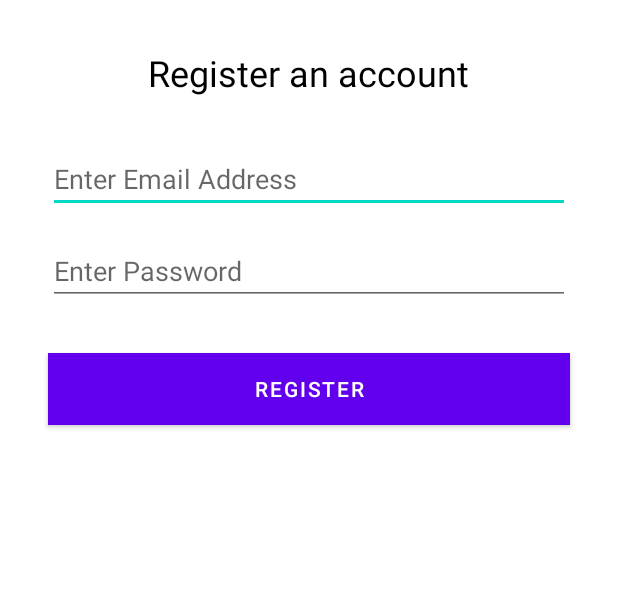
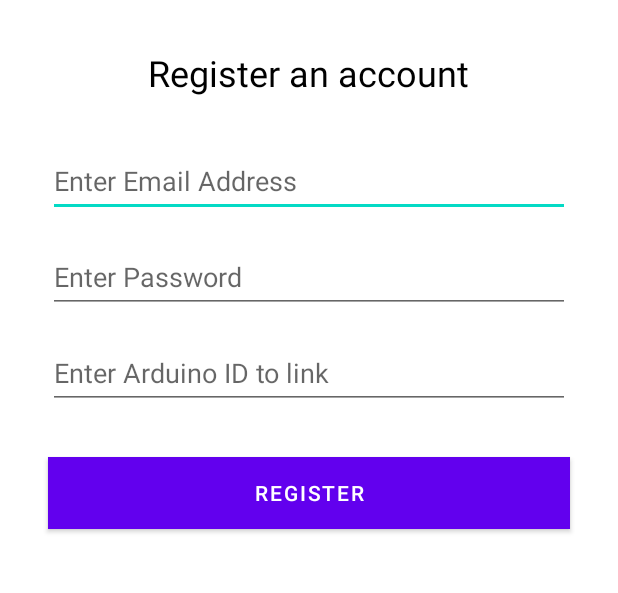
Before and after one commit to agrimsaharia/SmartSafe, an Android app: the RegisterActivity screen opened directly, with no data from a screen before it, on a phone screen of 412 x 824 dp, the part 318-911 px from its top. Run offline under Robolectric (Android 15) with nearby library versions, the phone set to English and light mode, and no system bars; our stand-ins replace Firebase (no records; nobody signed in at launch, a user with empty details on screens opened directly); 1 statement that could not run was skipped.

Commit message:
Added link to arduino option and set PIN feature

```diff
--- a/app/src/main/AndroidManifest.xml
+++ b/app/src/main/AndroidManifest.xml
@@ -31,7 +31,7 @@
         <service
             android:name=".services.MyFirebaseMessagingService"
             android:directBootAware="true"
-            android:exported="false">
+            android:exported="true">
             <intent-filter>
                 <action android:name="com.google.firebase.MESSAGING_EVENT" />
             </intent-filter>
--- a/app/src/main/java/com/example/smartsafe/LoginActivity.kt
+++ b/app/src/main/java/com/example/smartsafe/LoginActivity.kt
@@ -22,7 +22,7 @@ class LoginActivity : AppCompatActivity() {
     private lateinit var mAuth: FirebaseAuth
 
     companion object {
-        const val TAG = "Login Activity"
+        private const val TAG = "Login Activity"
     }
 
     override fun onCreate(savedInstanceState: Bundle?) {
--- a/app/src/main/res/layout/activity_register.xml
+++ b/app/src/main/res/layout/activity_register.xml
@@ -23,23 +23,33 @@
 
     <EditText
         android:id="@+id/email_edit_text"
+        android:layout_width="match_parent"
+        android:layout_height="48dp"
+        android:layout_marginLeft="32dp"
+        android:layout_marginTop="32dp"
+        android:layout_marginRight="32dp"
         android:hint="@string/email_hint"
-        android:inputType="textEmailAddress"
-        android:layout_marginTop="32dp"
-        android:layout_marginLeft="32dp"
-        android:layout_marginRight="32dp"
-        android:layout_width="match_parent"
-        android:layout_height="wrap_content"/>
+        android:inputType="textEmailAddress" />
 
     <EditText
         android:id="@+id/password_edit_text"
+        android:layout_width="match_parent"
+        android:layout_height="48dp"
+        android:layout_marginLeft="32dp"
+        android:layout_marginTop="16dp"
+        android:layout_marginRight="32dp"
         android:hint="@string/password_hint"
-        android:inputType="textPassword"
+        android:inputType="textPassword" />
+
+    <EditText
+        android:id="@+id/etArduinoID"
+        android:layout_width="match_parent"
+        android:layout_height="48dp"
+        android:layout_marginLeft="32dp"
         android:layout_marginTop="16dp"
-        android:layout_marginLeft="32dp"
         android:layout_marginRight="32dp"
-        android:layout_width="match_parent"
-        android:layout_height="wrap_content"/>
+        android:hint="@string/enter_arduino_ID"
+        android:inputType="textPassword" />
 
     <Button
         android:id="@+id/register_button"
--- a/app/src/main/res/menu/menu.xml
+++ b/app/src/main/res/menu/menu.xml
@@ -1,6 +1,10 @@
 <?xml version="1.0" encoding="utf-8"?>
 <menu xmlns:android="http://schemas.android.com/apk/res/android">
 
+    <item
+        android:id="@+id/set_pin"
+        android:title="@string/set_reset_pin"
+        />
     <item
         android:id="@+id/logout"
         android:title="@string/logout"
--- a/app/src/main/res/values/strings.xml
+++ b/app/src/main/res/values/strings.xml
@@ -17,4 +17,10 @@
     <string name="register_text">Register an account</string>
     <string name="register_button_text">Register</string>
     <string name="logout">Logout</string>
+    <string name="preference_file_key">ProjectKeys</string>
+    <string name="arduino_id_key">Arduino_ID</string>
+    <string name="app_token_key">App_Token</string>
+    <string name="set_reset_pin">Set/Reset PIN</string>
+    <string name="enter_new_pin">Enter New PIN</string>
+    <string name="enter_arduino_ID">Enter Arduino ID to link</string>
 </resources>
```
Also changed, not shown: app/src/main/java/com/example/smartsafe/MainActivity.kt (+69 -22 lines), app/src/main/java/com/example/smartsafe/RegisterActivity.kt (+45 -3 lines), app/src/main/java/com/example/smartsafe/services/MyFirebaseMessagingService.kt (+19 -15 lines), app/src/main/res/layout/activity_login.xml (+19 -17 lines), app/src/main/res/layout/activity_main.xml (+0 -25 lines), app/src/main/res/layout/pin_set_dialog.xml (added, +45 -0 lines).
